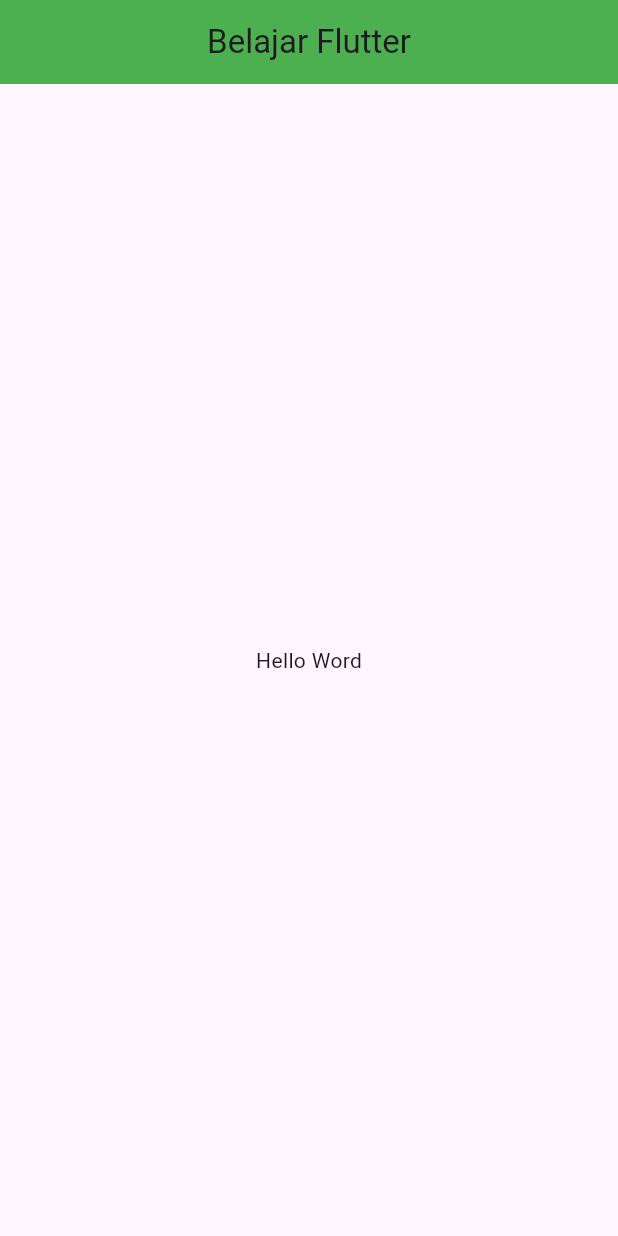
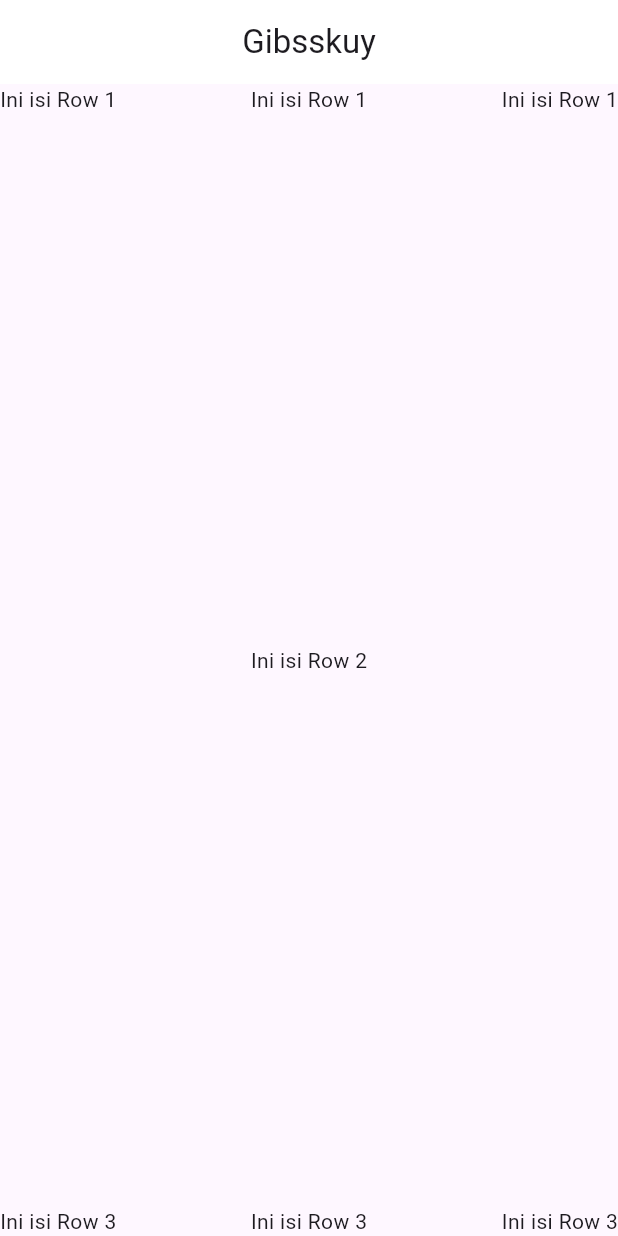
Before and after one commit to Gibbskuy/flutter, a Flutter app: the screen it shows after launch, on a phone screen of 412 x 824 dp. Run offline on Flutter 3.47's test engine with Material 3 defaults, Android fonts, the phone set to English and light mode, and no system bars.

Commit message:
row column

```diff
--- a/lib/main.dart
+++ b/lib/main.dart
@@ -1,24 +1,27 @@
 import 'package:flutter/material.dart';
+import 'package:myapp/container_widget.dart';
+import 'package:myapp/row_column/column_widget.dart';
+import 'package:myapp/row_column/row_column_widget.dart';
+import 'package:myapp/row_column/row_widget.dart';
+// Suggested code may be subject to a license. Learn more: ~LicenseLog:3794416253.
+import 'package:myapp/row_column/latihan_row_column_widget.dart';
 
 void main(){
   runApp(MyApp());
 }
 
 class MyApp extends StatelessWidget {
-  const MyApp({Key? Key}) : super(key: Key);
 
   @override
   Widget build(BuildContext context) {
     return MaterialApp(
       home: Scaffold(
         appBar: AppBar(
-          backgroundColor: Colors.green,
+          backgroundColor: Color.fromARGB(255, 255, 255, 255),
           centerTitle: true,
-          title: Text("Belajar Flutter"),
+          title: Text("Gibsskuy"),
         ),
-        body: Center(
-          child: Text("Hello Word")
-        ),
+        body: LatihanRowColumnWidget()
       ),
     );
   }
--- /dev/null
+++ b/lib/row_column/column_widget.dart
@@ -0,0 +1,16 @@
+import 'package:flutter/material.dart';
+
+class BelajarColumn extends StatelessWidget {
+
+    @override
+    Widget build(BuildContext context) {
+      return Column(
+        mainAxisAlignment: MainAxisAlignment.spaceBetween,
+        children: [
+          Text('Ini Column 1'),
+          Text('Ini Column 2'),
+          Text('Ini Column 3')
+        ],
+      );
+    }
+  }
--- /dev/null
+++ b/lib/row_column/latihan_row_column_widget.dart
@@ -0,0 +1,38 @@
+import 'package:flutter/material.dart';
+
+class LatihanRowColumnWidget extends StatelessWidget{
+
+  @override
+  Widget build(BuildContext context){
+   return Container(
+      child: Row(
+        mainAxisAlignment: MainAxisAlignment.spaceBetween,
+        children: [
+          Column(
+            mainAxisAlignment: MainAxisAlignment.spaceBetween,
+            children: [
+          Text('Ini isi Row 1'),
+          Text('Ini isi Row 3'),
+          ],
+          ),
+          Column(
+            mainAxisAlignment: MainAxisAlignment.spaceBetween,
+            children: [
+          Text('Ini isi Row 1'),
+           Text('Ini isi Row 2'),
+          Text('Ini isi Row 3'),
+          ],
+          ),
+           Column(
+            mainAxisAlignment: MainAxisAlignment.spaceBetween,
+            children: [
+          Text('Ini isi Row 1'),
+          Text('Ini isi Row 3'),
+          ],
+          ),
+        ],
+      ),
+
+   );
+}
+}
--- /dev/null
+++ b/lib/row_column/row_widget.dart
@@ -0,0 +1,15 @@
+import 'package:flutter/material.dart';
+
+class BelajarRow extends StatelessWidget {
+  @override
+  Widget build(BuildContext context) {
+    return Row(
+      mainAxisAlignment: MainAxisAlignment.spaceBetween,
+      children:[
+        Text('Ini Row 1'),
+        Text('Ini Row 2'),
+        Text('Ini Row 3'),
+      ]
+    );
+  }
+}
```
Also changed, not shown: lib/container_widget.dart (added, +27 -0 lines), lib/row_column/row_column_widget.dart (added, +30 -0 lines).
